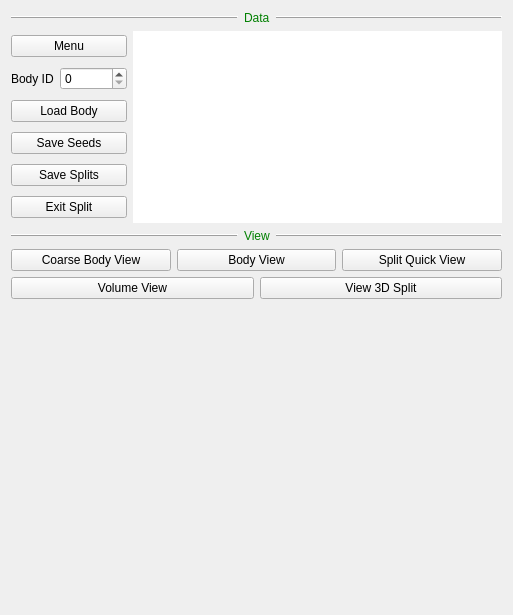
First picture: the form in neurolabi/gui/flyem/flyemsplitcontrolform.ui, repository janelia-flyem/NeuTu, before the edit.
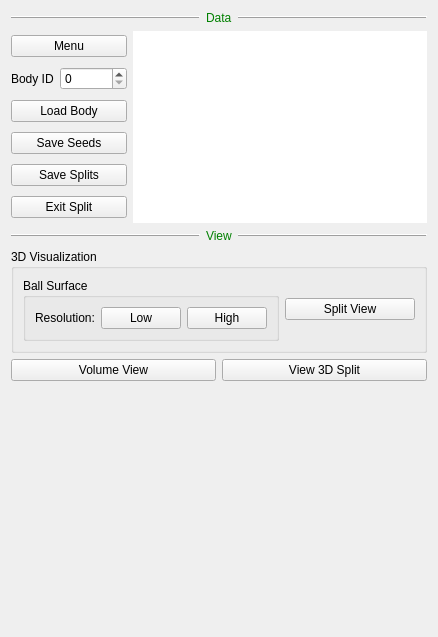
Second picture: the form after the edit. Icons and pictures are not drawn. Custom widgets are drawn as their Qt base class.

```diff
--- a/neurolabi/gui/flyem/flyemsplitcontrolform.ui
+++ b/neurolabi/gui/flyem/flyemsplitcontrolform.ui
@@ -6,8 +6,8 @@
    <rect>
     <x>0</x>
     <y>0</y>
-    <width>513</width>
-    <height>615</height>
+    <width>438</width>
+    <height>637</height>
    </rect>
   </property>
   <property name="sizePolicy">
@@ -236,14 +236,34 @@
     </layout>
    </item>
    <item>
-    <layout class="QHBoxLayout" name="horizontalLayout_8">
+    <widget class="QGroupBox" name="groupBox">
+     <property name="title">
+      <string>3D Visualization</string>
+     </property>
+     <layout class="QHBoxLayout" name="horizontalLayout_2">
+      <item>
+       <widget class="QGroupBox" name="groupBox_2">
+        <property name="toolTip">
+         <string>A body is rendered as a set of balls resembling its surface</string>
+        </property>
+        <property name="title">
+         <string>Ball Surface</string>
+        </property>
+        <layout class="QHBoxLayout" name="horizontalLayout">
+         <item>
+          <widget class="QLabel" name="label">
+           <property name="text">
+            <string>Resolution:</string>
+           </property>
+          </widget>
+         </item>
      <item>
       <widget class="QPushButton" name="coarseBodyViewPushButton">
        <property name="toolTip">
         <string>3D body visualization (low resolution)</string>
        </property>
        <property name="text">
-        <string>Coarse Body View</string>
+            <string>Low</string>
        </property>
       </widget>
      </item>
@@ -253,8 +273,11 @@
         <string>3D body visualization (high resolution)</string>
        </property>
        <property name="text">
-        <string>Body View</string>
-       </property>
+            <string>High</string>
+           </property>
+          </widget>
+         </item>
+        </layout>
       </widget>
      </item>
      <item>
@@ -269,11 +292,12 @@
         <string>3D split visualization</string>
        </property>
        <property name="text">
-        <string>Split Quick View</string>
+         <string>Split View</string>
        </property>
       </widget>
      </item>
     </layout>
+    </widget>
    </item>
    <item>
     <layout class="QHBoxLayout" name="volumeViewLayout">
```
Lines whose indentation alone changed are shown as unchanged.
